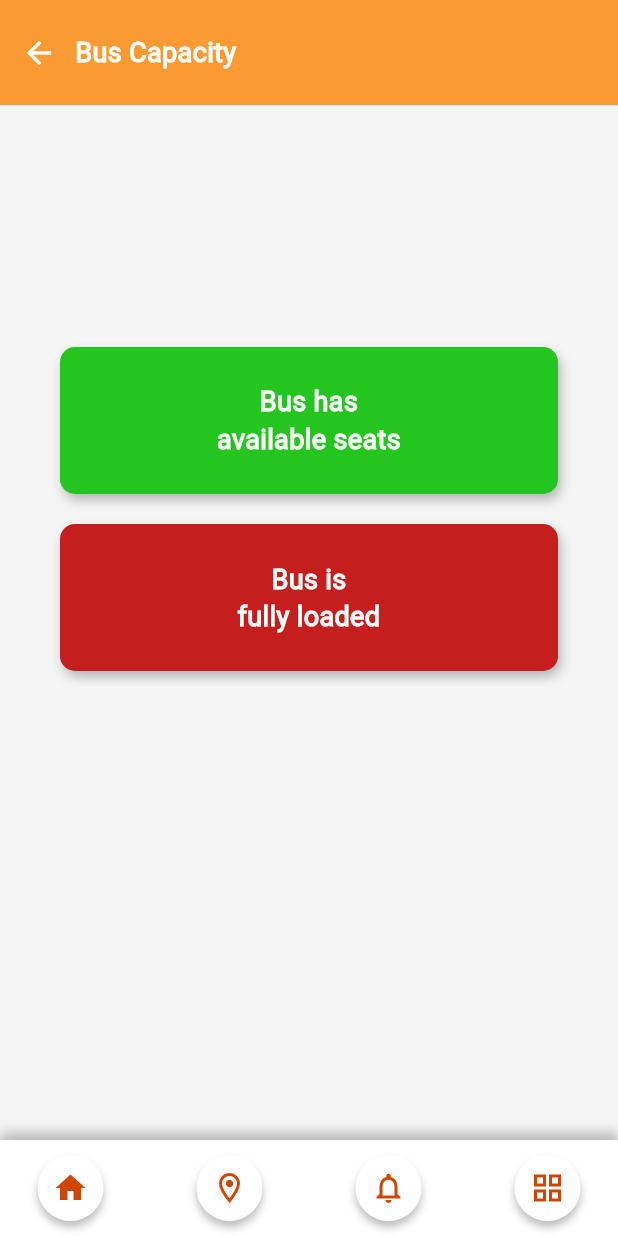
After one commit to arosayru/bus_finder-staff_app, a Flutter app: the BusCapacityScreen screen opened by its route, on a phone screen of 412 x 824 dp. The commit adds this screen. Run offline on Flutter 3.47's test engine with Material 3 defaults, Android fonts, the phone set to English and light mode, and no system bars.

Commit message:
Create bus capacity interface

```diff
--- a/bus_finder_staff_app/lib/main.dart
+++ b/bus_finder_staff_app/lib/main.dart
@@ -7,6 +7,7 @@ import 'screens/reset_password_screen.dart';
 import 'screens/dashboard_screen.dart';
 import 'screens/route_management_screen.dart';
 import 'screens/shift_tracker_screen.dart';
+import 'screens/bus_capacity_screen.dart';
 
 void main() {
   runApp(const BusFinderApp());
@@ -32,6 +33,7 @@ class BusFinderApp extends StatelessWidget {
         '/dashboard': (context) => const DashboardScreen(),
         'route-management': (context) => const RouteManagementScreen(),
         'shift-tracker': (context) => const ShiftTrackerScreen(),
+        'bus-capacity': (context) => const BusCapacityScreen(),
       },
     );
   }
--- /dev/null
+++ b/bus_finder_staff_app/lib/screens/bus_capacity_screen.dart
@@ -0,0 +1,169 @@
+import 'package:flutter/material.dart';
+
+class BusCapacityScreen extends StatelessWidget {
+  const BusCapacityScreen({super.key});
+
+  @override
+  Widget build(BuildContext context) {
+    return Scaffold(
+      backgroundColor: const Color(0xFFF5F5F5),
+      body: Column(
+        children: [
+          // Header
+          Container(
+            padding: const EdgeInsets.symmetric(horizontal: 14, vertical: 22),
+            width: double.infinity,
+            color: const Color(0xFFFB9933),
+            child: Row(
+              children: [
+                GestureDetector(
+                  onTap: () => Navigator.pop(context),
+                  child: const Icon(Icons.arrow_back, color: Colors.white),
+                ),
+                const SizedBox(width: 12),
+                const Text(
+                  "Bus Capacity",
+                  style: TextStyle(
+                    color: Colors.white,
+                    fontSize: 18,
+                    fontWeight: FontWeight.bold,
+                  ),
+                )
+              ],
+            ),
+          ),
+
+          const Spacer(),
+
+          // Green Button
+          Padding(
+            padding: const EdgeInsets.symmetric(horizontal: 40, vertical: 10),
+            child: GestureDetector(
+              onTap: () {
+                // TODO: trigger notification for available seats
+              },
+              child: Container(
+                padding: const EdgeInsets.symmetric(vertical: 24),
+                decoration: BoxDecoration(
+                  color: const Color(0xFF23C51E),
+                  borderRadius: BorderRadius.circular(10),
+                  boxShadow: const [
+                    BoxShadow(color: Colors.black26, blurRadius: 6, offset: Offset(2, 4)),
+                  ],
+                ),
+                child: const Center(
+                  child: Text(
+                    "Bus has\navailable seats",
+                    textAlign: TextAlign.center,
+                    style: TextStyle(
+                      color: Colors.white,
+                      fontSize: 18,
+                      height: 1.4,
+                      fontWeight: FontWeight.bold,
+                    ),
+                  ),
+                ),
+              ),
+            ),
+          ),
+
+          // Red Button
+          Padding(
+            padding: const EdgeInsets.symmetric(horizontal: 40, vertical: 10),
+            child: GestureDetector(
+              onTap: () {
+                // TODO: trigger notification for fully loaded
+              },
+              child: Container(
+                padding: const EdgeInsets.symmetric(vertical: 24),
+                decoration: BoxDecoration(
+                  color: const Color(0xFFC51E1E),
+                  borderRadius: BorderRadius.circular(10),
+                  boxShadow: const [
+                    BoxShadow(color: Colors.black26, blurRadius: 6, offset: Offset(2, 4)),
+                  ],
+                ),
+                child: const Center(
+                  child: Text(
+                    "Bus is\nfully loaded",
+                    textAlign: TextAlign.center,
+                    style: TextStyle(
+                      color: Colors.white,
+                      fontSize: 18,
+                      height: 1.4,
+                      fontWeight: FontWeight.bold,
+                    ),
+                  ),
+                ),
+              ),
+            ),
+          ),
+
+          const Spacer(flex: 2),
+        ],
+      ),
+
+      bottomNavigationBar: _buildBottomNavBar(context),
+    );
+  }
+
+  Widget _buildBottomNavBar(BuildContext context) {
+    return Container(
+      decoration: const BoxDecoration(
+        color: Colors.white,
+        boxShadow: [
+          BoxShadow(color: Colors.black26, offset: Offset(0, -5), blurRadius: 6),
+        ],
+      ),
+      padding: const EdgeInsets.symmetric(horizontal: 25, vertical: 10),
+      child: Row(
+        mainAxisAlignment: MainAxisAlignment.spaceBetween,
+        children: List.generate(4, (index) {
+          IconData icon;
+          switch (index) {
+            case 0:
+              icon = Icons.home;
+              break;
+            case 1:
+              icon = Icons.location_on_outlined;
+              break;
+            case 2:
+              icon = Icons.notifications_none;
+              break;
+            case 3:
+              icon = Icons.grid_view;
+              break;
+            default:
+              icon = Icons.help_outline;
+          }
+
+          return GestureDetector(
+            onTap: () {
+              if (index == 0) {
+                Navigator.pushNamedAndRemoveUntil(context, '/dashboard', (route) => false);
+              } else {
+                ScaffoldMessenger.of(context).showSnackBar(
+                  const SnackBar(
+                    content: Text("This section will be implemented soon."),
+                    duration: Duration(seconds: 2),
+                  ),
+                );
+              }
+            },
+            child: Container(
+              padding: const EdgeInsets.all(10),
+              decoration: const BoxDecoration(
+                shape: BoxShape.circle,
+                color: Colors.white,
+                boxShadow: [
+                  BoxShadow(color: Colors.black26, blurRadius: 4, offset: Offset(0, 4)),
+                ],
+              ),
+              child: Icon(icon, color: const Color(0xFFCF4602)),
+            ),
+          );
+        }),
+      ),
+    );
+  }
+}
--- a/bus_finder_staff_app/lib/screens/dashboard_screen.dart
+++ b/bus_finder_staff_app/lib/screens/dashboard_screen.dart
@@ -144,7 +144,9 @@ class _DashboardScreenState extends State<DashboardScreen> {
                                 _buildFeatureCard("Shift\nTracker", () {
                                   Navigator.pushNamed(context, 'shift-tracker');
                                 }),
-                                _buildFeatureCard("Bus\nCapacity", () {}),
+                                _buildFeatureCard("Bus\nCapacity", () {
+                                  Navigator.pushNamed(context, 'bus-capacity');
+                                }),
                                 _buildFeatureCard("Report\nIssue", () {}),
                               ],
                             ),
```
